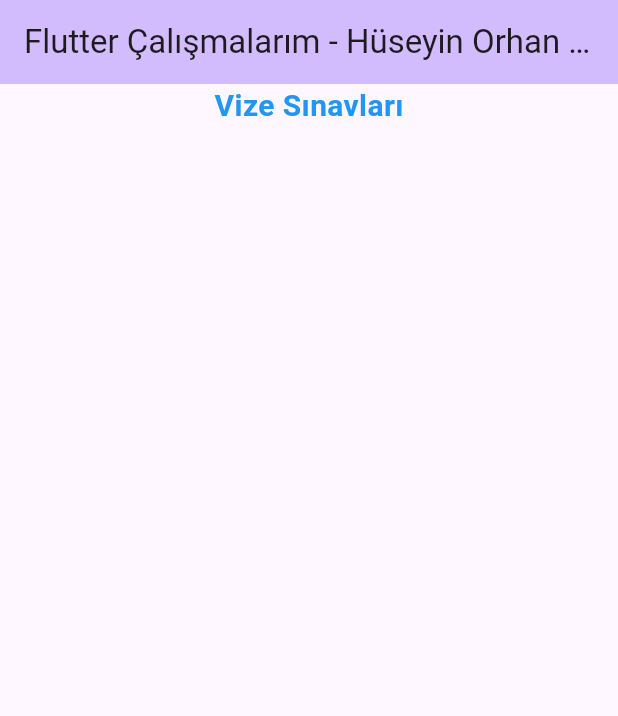
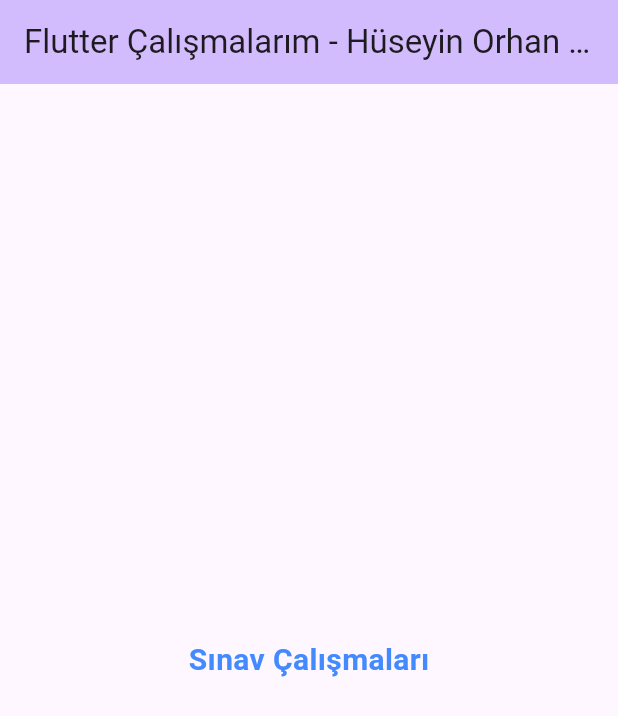
Before and after one commit to orhankrty/flutterCalismalarim, a Flutter app: the screen it shows after launch, on a phone screen of 412 x 824 dp. Shown: the top 716 px of the screen. Run offline on Flutter 3.47's test engine with Material 3 defaults, Android fonts, the phone set to English and light mode, and no system bars.

Commit message:
row içinde center kullanımı ile tek widget (text widget) ortlama çalışması kodlandı

```diff
--- a/flutter_calismalarim/lib/main.dart
+++ b/flutter_calismalarim/lib/main.dart
@@ -49,16 +49,48 @@ class _MyHomePageState extends State<MyHomePage> {
       body: Row(
         mainAxisAlignment: MainAxisAlignment.center,
         children: [
-          Text(
-            "Vize Sınavları",
-            style: TextStyle(
-              color: Colors.blue,
-              fontSize: 20,
-              fontWeight: FontWeight.bold,
+          Center(
+            child: Text(
+              "Sınav Çalışmaları",
+              style: TextStyle(
+                color: Colors.blueAccent,
+                fontSize: 20,
+                fontWeight: FontWeight.bold,
+              ),
             ),
           ),
         ],
       ),
+
+
+      // body: Row(
+      //   mainAxisAlignment: MainAxisAlignment.center,
+      //   children: [
+      //     Text(
+      //       "Vize Çalışmaları",
+      //       style: TextStyle(
+      //         color: Colors.blue,
+      //         fontSize: 20,
+      //         fontWeight: FontWeight.bold,
+      //       ),
+      //     ),
+      //   ],
+      // ),
+
+
+      // body: Row(
+      //   mainAxisAlignment: MainAxisAlignment.center,
+      //   children: [
+      //     Text(
+      //       "Vize Sınavları",
+      //       style: TextStyle(
+      //         color: Colors.blue,
+      //         fontSize: 20,
+      //         fontWeight: FontWeight.bold,
+      //       ),
+      //     ),
+      //   ],
+      // ),
 
 
       // body: Column(
```
